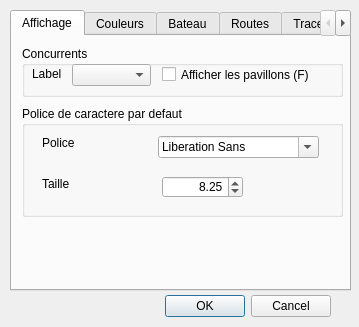
nohal/qtVlm, file src/Ui/paramVLM.ui: the form before one commit.
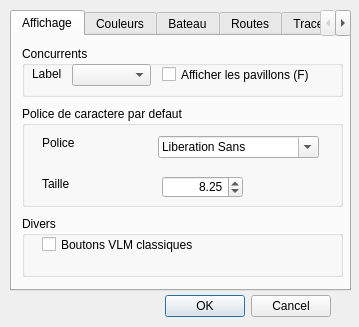
The form after the commit. Icons and pictures are not drawn.

Commit message: Add an option for fancy VLM buttons

Diff of the .ui file:
```diff
--- a/src/Ui/paramVLM.ui
+++ b/src/Ui/paramVLM.ui
@@ -104,7 +104,7 @@
        <x>10</x>
        <y>70</y>
        <width>321</width>
-       <height>111</height>
+       <height>101</height>
       </rect>
      </property>
      <property name="title">
@@ -169,6 +169,32 @@
       </property>
      </widget>
     </widget>
+    <widget class="QGroupBox" name="groupBox_12">
+     <property name="geometry">
+      <rect>
+       <x>10</x>
+       <y>180</y>
+       <width>321</width>
+       <height>61</height>
+      </rect>
+     </property>
+     <property name="title">
+      <string>Divers</string>
+     </property>
+     <widget class="QCheckBox" name="classicalButtons">
+      <property name="geometry">
+       <rect>
+        <x>20</x>
+        <y>20</y>
+        <width>191</width>
+        <height>17</height>
+       </rect>
+      </property>
+      <property name="text">
+       <string>Boutons VLM classiques</string>
+      </property>
+     </widget>
+    </widget>
    </widget>
    <widget class="QWidget" name="tab_2">
     <attribute name="title">
```
The commit also changes 3 other files.
